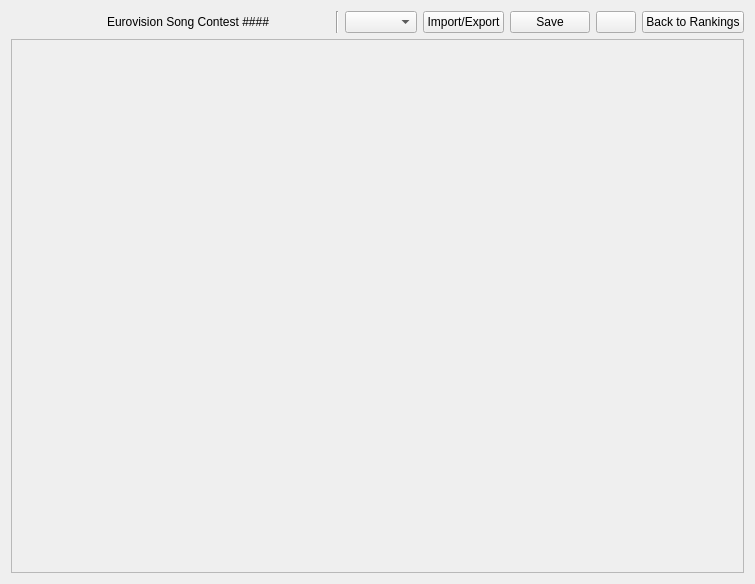
The window that ui/ranking_widget.ui (GiaFil7/esc_app) describes before a commit, drawn with Qt 5.
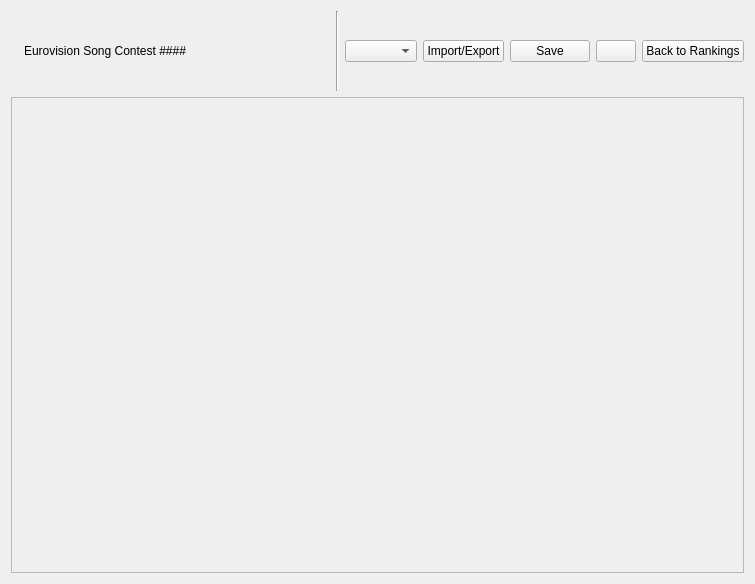
The same window after the commit. Icons and pictures are not drawn.

Diff of the .ui file:
```diff
--- a/ui/ranking_widget.ui
+++ b/ui/ranking_widget.ui
@@ -18,6 +18,9 @@
     <layout class="QVBoxLayout" name="main_layout">
      <item>
       <layout class="QHBoxLayout" name="title_layout">
+       <property name="sizeConstraint">
+        <enum>QLayout::SizeConstraint::SetDefaultConstraint</enum>
+       </property>
        <item>
         <widget class="QLabel" name="logo_label">
          <property name="sizePolicy">
@@ -26,10 +29,16 @@
            <verstretch>0</verstretch>
           </sizepolicy>
          </property>
+         <property name="minimumSize">
+          <size>
+           <width>0</width>
+           <height>80</height>
+          </size>
+         </property>
          <property name="maximumSize">
           <size>
-           <width>90</width>
-           <height>30</height>
+           <width>16777215</width>
+           <height>80</height>
           </size>
          </property>
          <property name="text">
@@ -148,7 +157,7 @@
           <x>0</x>
           <y>0</y>
           <width>733</width>
-          <height>524</height>
+          <height>474</height>
          </rect>
         </property>
        </widget>
```
Left out of the diff: 4 changed lines with no effect on the pictures.
